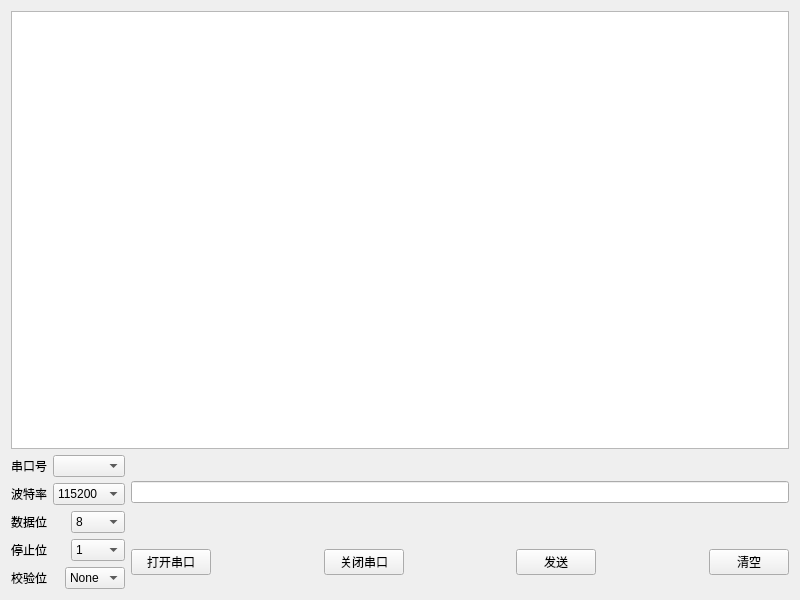
Before: the Qt Designer form widget.ui in full-of-five/Serial_Assistant, drawn with Qt 5.
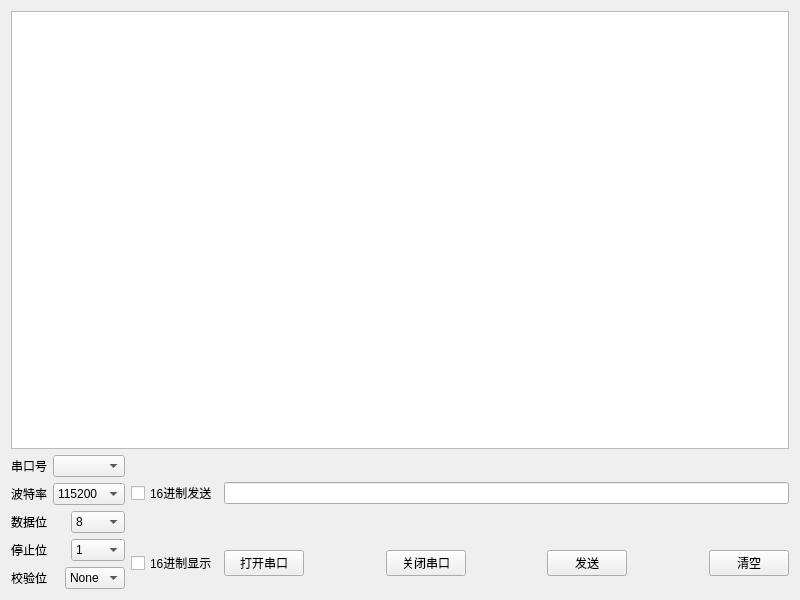
After: the same form once the commit is applied.

Commit message: 添加了16进制显示和发送

```diff
--- a/widget.ui
+++ b/widget.ui
@@ -14,13 +14,16 @@
    <string>Widget</string>
   </property>
   <layout class="QGridLayout" name="gridLayout">
-   <item row="0" column="0" colspan="2">
+   <item row="0" column="0" colspan="3">
     <widget class="QPlainTextEdit" name="recvEdit">
      <property name="readOnly">
       <bool>true</bool>
      </property>
     </widget>
    </item>
+   <item row="1" column="2">
+    <widget class="QLineEdit" name="sendEdit"/>
+   </item>
    <item row="1" column="0" rowspan="2">
     <layout class="QVBoxLayout" name="verticalLayout">
      <item>
@@ -147,10 +150,7 @@
      </item>
     </layout>
    </item>
-   <item row="1" column="1">
-    <widget class="QLineEdit" name="sendEdit"/>
-   </item>
-   <item row="2" column="1">
+   <item row="2" column="2">
     <layout class="QHBoxLayout" name="horizontalLayout_6">
      <item>
       <widget class="QPushButton" name="openPB">
@@ -221,6 +221,20 @@
      </item>
     </layout>
    </item>
+   <item row="1" column="1">
+    <widget class="QCheckBox" name="Hex_send">
+     <property name="text">
+      <string>16进制发送</string>
+     </property>
+    </widget>
+   </item>
+   <item row="2" column="1">
+    <widget class="QCheckBox" name="Hex_display">
+     <property name="text">
+      <string>16进制显示</string>
+     </property>
+    </widget>
+   </item>
   </layout>
  </widget>
  <resources/>
```
The commit also changes 2 other files.
